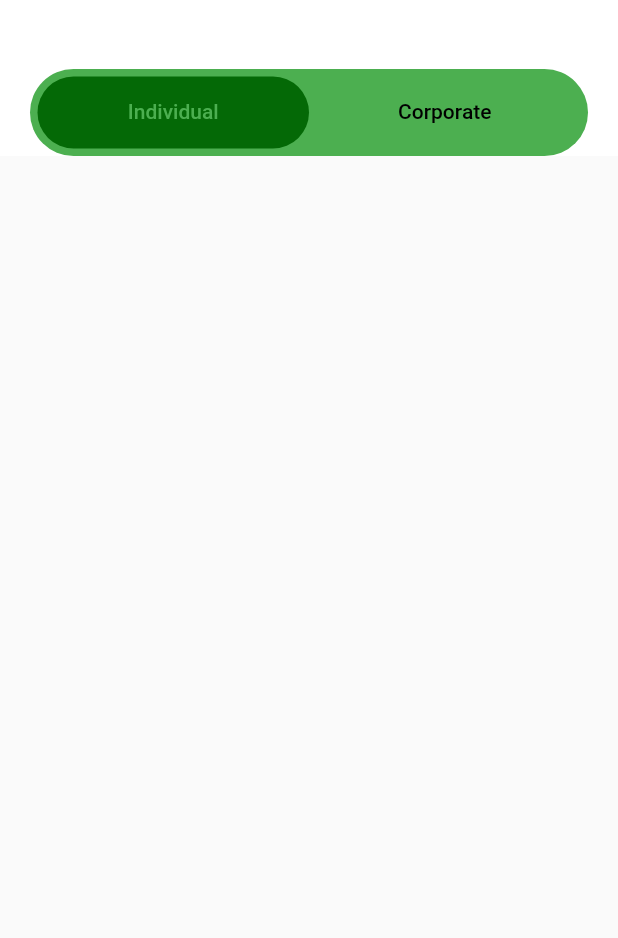
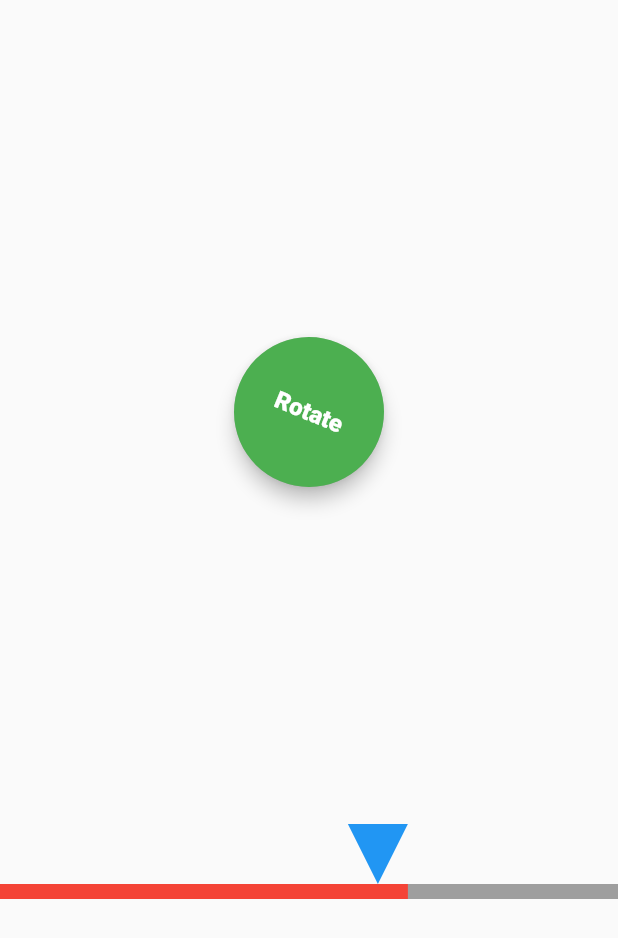
Before and after one commit to gabbygreat/aid, a Flutter app: the screen it shows after launch, on a phone screen of 412 x 824 dp. Shown: the top 938 px of the screen. Run offline on Flutter 3.47's test engine with Material 2 defaults, Android fonts, the light colour scheme and no system bars.

Commit message:
:recycle: For Qarr

```diff
--- /dev/null
+++ b/lib/animated_circle.dart
@@ -0,0 +1,32 @@
+import 'package:flutter/material.dart';
+
+class AnimatedCircle extends AnimatedWidget {
+  final Animation<double> animation;
+  const AnimatedCircle({
+    super.key,
+    required this.animation,
+  }) : super(listenable: animation);
+
+  @override
+  Widget build(BuildContext context) {
+    return Transform.rotate(
+      angle: animation.value,
+      child: PhysicalModel(
+        color: Colors.black12,
+        elevation: 5,
+        shape: BoxShape.circle,
+        child: CircleAvatar(
+          radius: 50,
+          backgroundColor: animation.isDismissed ? Colors.red : Colors.green,
+          child: const Text(
+            'Rotate',
+            style: TextStyle(
+              color: Colors.white,
+              fontWeight: FontWeight.w800,
+            ),
+          ),
+        ),
+      ),
+    );
+  }
+}
--- /dev/null
+++ b/lib/home.dart
@@ -0,0 +1,147 @@
+import 'package:flutter/material.dart';
+import 'package:tabbar/animated_circle.dart';
+
+class HomePage extends StatefulWidget {
+  const HomePage({super.key});
+
+  @override
+  State<HomePage> createState() => _HomePageState();
+}
+
+class _HomePageState extends State<HomePage>
+    with SingleTickerProviderStateMixin {
+  late AnimationController _aninationController;
+  late Animation<double> _loadAnimation;
+
+  @override
+  void initState() {
+    super.initState();
+    _aninationController = AnimationController(
+      vsync: this,
+      duration: const Duration(seconds: 20),
+    );
+    _loadAnimation =
+        Tween<double>(begin: 0, end: 1).animate(_aninationController)
+          ..addListener(() {
+            setState(() {});
+          });
+
+    _aninationController.forward();
+  }
+
+  @override
+  void dispose() {
+    _aninationController.dispose();
+    super.dispose();
+  }
+
+  @override
+  Widget build(BuildContext context) {
+    return Scaffold(
+      body: Center(
+        child: Column(
+          mainAxisAlignment: MainAxisAlignment.spaceEvenly,
+          children: [
+            AnimatedCircle(animation: _loadAnimation),
+            // AnimatedSwitch(
+            //   onTap: (bool value) {
+            //     if (value) {
+            //       _aninationController.repeat();
+            //     } else {
+            //       _aninationController.reset();
+            //     }
+            //     Fluttertoast.showToast(
+            //         msg: "This is Center Short Toast",
+            //         toastLength: Toast.LENGTH_SHORT,
+            //         gravity: ToastGravity.CENTER,
+            //         timeInSecForIosWeb: 1,
+            //         backgroundColor: Colors.red,
+            //         textColor: Colors.white,
+            //         fontSize: 16.0);
+            //   },
+            // ),
+            // AnimatedSlider(
+            //   onTap: (double val) {
+            //     _aninationController.value = val;
+            //   },
+            // )
+            SizedBox(
+              height: 50,
+              child: Column(
+                children: [
+                  AnimatedContainer(
+                    duration: const Duration(seconds: 1),
+                    alignment: Alignment.bottomRight,
+                    padding: EdgeInsets.only(
+                      right: MediaQuery.of(context).size.width *
+                          _loadAnimation.value,
+                    ),
+                    child: SizedBox(
+                      width: 40,
+                      height: 40,
+                      child: CustomPaint(
+                        painter: QuestionPainter(),
+                      ),
+                    ),
+                  ),
+                  AnimatedContainer(
+                    height: 10,
+                    duration: const Duration(seconds: 1),
+                    width: MediaQuery.of(context).size.width,
+                    padding: EdgeInsets.only(
+                      right: MediaQuery.of(context).size.width *
+                          _loadAnimation.value,
+                    ),
+                    color: Colors.grey,
+                    child: Container(
+                      color: Colors.red,
+                    ),
+                  ),
+                ],
+              ),
+            ),
+          ],
+        ),
+      ),
+    );
+  }
+}
+
+class QuestionPainter extends CustomPainter {
+  @override
+  void paint(Canvas canvas, Size size) {
+    var path = Path();
+    path.moveTo(0, 0);
+    path.lineTo(size.width / 2, size.height);
+    path.lineTo(size.width, 0);
+    path.close();
+    canvas.drawPath(path, Paint()..color = Colors.blue);
+  }
+
+  @override
+  bool shouldRepaint(covariant CustomPainter oldDelegate) => false;
+}
+
+// class DisplayRow extends StatelessWidget {
+//   final Widget controller;
+//   final Widget controlled;
+//   const DisplayRow({
+//     super.key,
+//     required this.controlled,
+//     required this.controller,
+//   });
+
+//   @override
+//   Widget build(BuildContext context) {
+//     return Padding(
+//       padding: const EdgeInsets.symmetric(horizontal: 20),
+//       child: Row(
+//         mainAxisAlignment: MainAxisAlignment.spaceBetween,
+//         children: [
+//           controller,
+//           controlled,
+//         ],
+//       ),
+//     );
+//   }
+// }
--- a/lib/main.dart
+++ b/lib/main.dart
@@ -1,71 +1,17 @@
 import 'package:flutter/material.dart';
+import 'package:tabbar/home.dart';
 
-void main() {
-  runApp(const MyApp());
+void main(List<String> args) {
+  runApp(const TestApp());
 }
 
-class MyApp extends StatelessWidget {
-  const MyApp({super.key});
+class TestApp extends StatelessWidget {
+  const TestApp({super.key});
 
-  // This widget is the root of your application.
   @override
   Widget build(BuildContext context) {
-    return MaterialApp(
-      title: 'Flutter Demo',
-      theme: ThemeData(
-        primarySwatch: Colors.blue,
-      ),
-      home: const Home(),
+    return const MaterialApp(
+      home: HomePage(),
     );
   }
 }
-
-class Home extends StatefulWidget {
-  const Home({super.key});
-
-  @override
-  State<Home> createState() => _HomeState();
-}
-
-class _HomeState extends State<Home> {
-  @override
-  Widget build(BuildContext context) {
-    return DefaultTabController(
-      length: 2,
-      child: Scaffold(
-        appBar: AppBar(
-          backgroundColor: Colors.white,
-          elevation: 0,
-          bottom: PreferredSize(
-            preferredSize: const Size.fromHeight(kTextTabBarHeight),
-            child: Container(
-              margin: const EdgeInsets.symmetric(horizontal: 20),
-              padding: const EdgeInsets.symmetric(horizontal: 5, vertical: 5),
-              decoration: BoxDecoration(
-                borderRadius: BorderRadius.circular(30),
-                color: Colors.green,
-              ),
-              child: TabBar(
-                labelColor: Colors.green,
-                unselectedLabelColor: Colors.black,
-                indicatorSize: TabBarIndicatorSize.tab,
-                indicator: BoxDecoration(
-                  borderRadius: BorderRadius.circular(30),
-                  color: const Color.fromARGB(255, 4, 105, 6),
-                ),
-                tabs: const [
-                  Tab(
-                    text: 'Individual',
-                  ),
-                  Tab(
-                    text: 'Corporate',
-                  ),
-                ],
-              ),
-            ),
-          ),
-        ),
-      ),
-    );
-  }
-}
--- a/pubspec.yaml
+++ b/pubspec.yaml
@@ -35,6 +35,7 @@ dependencies:
   # The following adds the Cupertino Icons font to your application.
   # Use with the CupertinoIcons class for iOS style icons.
   cupertino_icons: ^1.0.2
+  fluttertoast: ^8.2.1
 
 dev_dependencies:
   flutter_test:
```
Also changed, not shown: lib/animated_slider.dart (added, +67 -0 lines), lib/animated_switch.dart (added, +43 -0 lines), pubspec.lock, 10 other files.
